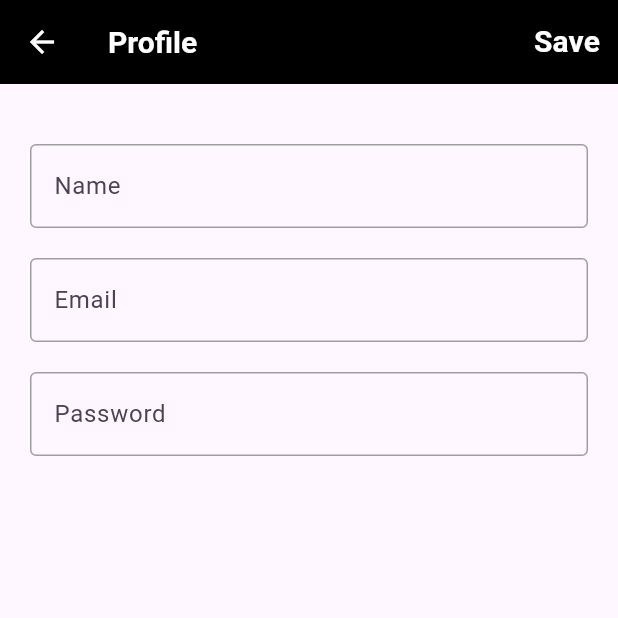
After one commit to Dhipin03/Chat_app, a Flutter app: the AccountScreen screen opened directly, on a phone screen of 412 x 824 dp, the top half of it. The commit adds this screen. Run offline on Flutter 3.47's test engine with Material 3 defaults, Android fonts, the phone set to English and light mode, and no system bars; our stand-ins replace bloc, cloud_firestore, equatable, firebase_auth, firebase_core, flutter_bloc; accounts and stored records are empty.

Commit message:
feat: added auth and account

```diff
--- /dev/null
+++ b/lib/account_screen/account_screen.dart
@@ -0,0 +1,154 @@
+import 'package:flutter/material.dart';
+import 'package:flutter_bloc/flutter_bloc.dart';
+import 'package:test_chatapp/account_screen/bloc/accountscreen_bloc.dart';
+
+class AccountScreen extends StatefulWidget {
+  const AccountScreen({super.key});
+
+  @override
+  State<AccountScreen> createState() => _AccountScreenState();
+}
+
+TextEditingController namecontroller = TextEditingController();
+TextEditingController emailcontroller = TextEditingController();
+TextEditingController passcontroller = TextEditingController();
+final key = GlobalKey<FormState>();
+
+class _AccountScreenState extends State<AccountScreen> {
+  @override
+  void initState() {
+    context.read<AccountscreenBloc>().add(CurrentUserDetailsEvent());
+    super.initState();
+  }
+
+  @override
+  Widget build(BuildContext context) {
+    return BlocBuilder<AccountscreenBloc, AccountscreenState>(
+      builder: (context, state) {
+        if (state is CurrentuserdetailsGet) {
+          var userdetails = state.userdetails;
+          namecontroller.text = userdetails['name'];
+          emailcontroller.text = userdetails['email'];
+          passcontroller.text = userdetails['pass'];
+        }
+        return Scaffold(
+          appBar: AppBar(
+            actions: [
+              TextButton(
+                onPressed: () {
+                  if (key.currentState!.validate()) {
+                    context.read<AccountscreenBloc>().add(
+                      UpdateUserDetailsEvent(
+                        name: namecontroller.text,
+                        email: emailcontroller.text,
+                        pass: passcontroller.text,
+                      ),
+                    );
+                    if (state is UpdateduserdetailsState) {
+                      ScaffoldMessenger.of(context).showSnackBar(
+                        SnackBar(content: Text('Profile Updated')),
+                      );
+                    }
+                  }
+                },
+                child: Text(
+                  'Save',
+                  style: TextStyle(
+                    color: Colors.white,
+                    fontWeight: FontWeight.w600,
+                    fontSize: 20,
+                  ),
+                ),
+              ),
+            ],
+            leading: InkWell(
+              onTap: () => Navigator.pop(context),
+              child: Icon(Icons.arrow_back, color: Colors.white),
+            ),
+            backgroundColor: Colors.black,
+            title: Text("Profile"),
+            titleTextStyle: TextStyle(
+              color: Colors.white,
+              fontSize: 20,
+              fontWeight: FontWeight.w600,
+            ),
+          ),
+          body: Padding(
+            padding: const EdgeInsets.symmetric(vertical: 40, horizontal: 20),
+            child: Form(
+              key: key,
+              child: Column(
+                spacing: 20,
+                children: [
+                  TextFormField(
+                    controller: namecontroller,
+                    decoration: InputDecoration(
+                      hintText: 'Name',
+                      focusedBorder: OutlineInputBorder(
+                        borderRadius: BorderRadius.circular(20),
+                        borderSide: BorderSide(color: Colors.grey),
+                      ),
+                      errorBorder: OutlineInputBorder(
+                        borderRadius: BorderRadius.circular(20),
+                        borderSide: BorderSide(color: Colors.grey),
+                      ),
+                      enabledBorder: OutlineInputBorder(
+                        borderSide: BorderSide(color: Colors.grey),
+                      ),
+                      border: OutlineInputBorder(
+                        borderRadius: BorderRadius.circular(20),
+                        borderSide: BorderSide(color: Colors.grey),
+                      ),
+                    ),
+                  ),
+                  TextFormField(
+                    controller: emailcontroller,
+                    decoration: InputDecoration(
+                      hintText: 'Email',
+                      focusedBorder: OutlineInputBorder(
+                        borderRadius: BorderRadius.circular(20),
+                        borderSide: BorderSide(color: Colors.grey),
+                      ),
+                      errorBorder: OutlineInputBorder(
+                        borderRadius: BorderRadius.circular(20),
+                        borderSide: BorderSide(color: Colors.grey),
+                      ),
+                      enabledBorder: OutlineInputBorder(
+                        borderSide: BorderSide(color: Colors.grey),
+                      ),
+                      border: OutlineInputBorder(
+                        borderRadius: BorderRadius.circular(20),
+                        borderSide: BorderSide(color: Colors.grey),
+                      ),
+                    ),
+                  ),
+                  TextFormField(
+                    controller: passcontroller,
+                    decoration: InputDecoration(
+                      hintText: 'Password',
+                      focusedBorder: OutlineInputBorder(
+                        borderRadius: BorderRadius.circular(20),
+                        borderSide: BorderSide(color: Colors.grey),
+                      ),
+                      errorBorder: OutlineInputBorder(
+                        borderRadius: BorderRadius.circular(20),
+                        borderSide: BorderSide(color: Colors.grey),
+                      ),
+                      enabledBorder: OutlineInputBorder(
+                        borderSide: BorderSide(color: Colors.grey),
+                      ),
+                      border: OutlineInputBorder(
+                        borderRadius: BorderRadius.circular(20),
+                        borderSide: BorderSide(color: Colors.grey),
+                      ),
+                    ),
+                  ),
+                ],
+              ),
+            ),
+          ),
+        );
+      },
+    );
+  }
+}
--- /dev/null
+++ b/lib/account_screen/bloc/accountscreen_bloc.dart
@@ -0,0 +1,62 @@
+import 'dart:async';
+import 'dart:developer';
+
+import 'package:bloc/bloc.dart';
+import 'package:cloud_firestore/cloud_firestore.dart';
+import 'package:equatable/equatable.dart';
+import 'package:firebase_auth/firebase_auth.dart';
+
+part 'accountscreen_event.dart';
+part 'accountscreen_state.dart';
+
+class AccountscreenBloc extends Bloc<AccountscreenEvent, AccountscreenState> {
+  AccountscreenBloc() : super(AccountscreenInitial()) {
+    on<CurrentUserDetailsEvent>(_currentuserdetails);
+    on<UpdateUserDetailsEvent>(_updateuserdetails);
+  }
+
+  FutureOr<void> _currentuserdetails(
+    CurrentUserDetailsEvent event,
+    Emitter<AccountscreenState> emit,
+  ) async {
+    try {
+      var currentuser = await _streamcurrenruserdetails();
+      emit(CurrentuserdetailsGet(userdetails: currentuser));
+    } catch (e) {
+      log(e.toString());
+    }
+  }
+
+  Future<Map<String, dynamic>?> _streamcurrenruserdetails() async {
+    return await FirebaseFirestore.instance
+        .collection('Userdetails')
+        .doc(FirebaseAuth.instance.currentUser!.uid)
+        .get()
+        .then((DocumentSnapshot documentSnapshot) {
+          if (documentSnapshot.exists) {
+            return documentSnapshot.data() as Map<String, dynamic>?;
+          } else {
+            return null;
+          }
+        });
+  }
+
+  FutureOr<void> _updateuserdetails(
+    UpdateUserDetailsEvent event,
+    Emitter<AccountscreenState> emit,
+  ) async {
+    try {
+      await FirebaseFirestore.instance
+          .collection('Userdetails')
+          .doc(FirebaseAuth.instance.currentUser!.uid)
+          .update({
+            'name': event.name,
+            'pass': event.pass,
+            'email': event.email,
+          });
+      emit(UpdateduserdetailsState());
+    } catch (e) {
+      log(e.toString());
+    }
+  }
+}
--- /dev/null
+++ b/lib/account_screen/bloc/accountscreen_event.dart
@@ -0,0 +1,21 @@
+part of 'accountscreen_bloc.dart';
+
+sealed class AccountscreenEvent extends Equatable {
+  const AccountscreenEvent();
+
+  @override
+  List<Object> get props => [];
+}
+
+class CurrentUserDetailsEvent extends AccountscreenEvent {}
+
+class UpdateUserDetailsEvent extends AccountscreenEvent {
+  String name;
+  String email;
+  String pass;
+  UpdateUserDetailsEvent({
+    required this.name,
+    required this.email,
+    required this.pass,
+  });
+}
--- /dev/null
+++ b/lib/account_screen/bloc/accountscreen_state.dart
@@ -0,0 +1,17 @@
+part of 'accountscreen_bloc.dart';
+
+sealed class AccountscreenState extends Equatable {
+  const AccountscreenState();
+
+  @override
+  List<Object> get props => [];
+}
+
+final class AccountscreenInitial extends AccountscreenState {}
+
+final class CurrentuserdetailsGet extends AccountscreenState {
+  var userdetails;
+  CurrentuserdetailsGet({required this.userdetails});
+}
+
+class UpdateduserdetailsState extends AccountscreenState {}
--- a/lib/chatdetail_screen/bloc/chatdetail_screen_event.dart
+++ b/lib/chatdetail_screen/bloc/chatdetail_screen_event.dart
@@ -25,3 +25,10 @@ class DeletemsgEvent extends ChatdetailScreenEvent {
   @override
   List<Object> get props => [rid, msgid];
 }
+
+class MarkMsgSeenEvent extends ChatdetailScreenEvent {
+  String rid;
+  MarkMsgSeenEvent({required this.rid});
+  @override
+  List<Object> get props => [rid];
+}
--- a/lib/contactdetail_screen/bloc/contactdetail_screen_event.dart
+++ b/lib/contactdetail_screen/bloc/contactdetail_screen_event.dart
@@ -1,6 +1,6 @@
 import 'package:equatable/equatable.dart';
 
-class ContactdetailScreenEvent extends Equatable {
+abstract class ContactdetailScreenEvent extends Equatable {
   const ContactdetailScreenEvent();
 
   @override
@@ -9,6 +9,22 @@ class ContactdetailScreenEvent extends Equatable {
 
 class UserLogoutEvent extends ContactdetailScreenEvent {}
 
-class UserLogoutErrorEvent extends ContactdetailScreenEvent {}
+class UserDetailsEvent extends ContactdetailScreenEvent {}
 
-class UserDetailsEvent extends ContactdetailScreenEvent {}
+class GetUnseenmsgcountEvent extends ContactdetailScreenEvent {
+  final String rid;
+
+  const GetUnseenmsgcountEvent({required this.rid});
+
+  @override
+  List<Object> get props => [rid];
+}
+
+class markmsgasseen extends ContactdetailScreenEvent {
+  final String rid;
+
+  const markmsgasseen({required this.rid});
+
+  @override
+  List<Object> get props => [rid];
+}
--- a/lib/contactdetail_screen/bloc/contactdetail_screen_state.dart
+++ b/lib/contactdetail_screen/bloc/contactdetail_screen_state.dart
@@ -17,3 +17,8 @@ final class GetuserDetail extends ContactdetailScreenState {
 }
 
 class UserlogoutSuccess extends ContactdetailScreenState {}
+
+class GetUnseenMsgCountState extends ContactdetailScreenState {
+  var count;
+  GetUnseenMsgCountState({required this.count});
+}
--- a/lib/main.dart
+++ b/lib/main.dart
@@ -1,6 +1,8 @@
 import 'package:firebase_core/firebase_core.dart';
 import 'package:flutter/material.dart';
 import 'package:flutter_bloc/flutter_bloc.dart';
+import 'package:test_chatapp/account_screen/account_screen.dart';
+import 'package:test_chatapp/account_screen/bloc/accountscreen_bloc.dart';
 import 'package:test_chatapp/authgate_screen/authgate.dart';
 import 'package:test_chatapp/chatdetail_screen/bloc/chatdetail_screen_bloc.dart';
 // ignore: unused_import
@@ -31,6 +33,7 @@ class MyApp extends StatelessWidget {
         BlocProvider(create: (context) => ContactdetailScreenBloc()),
         BlocProvider(create: (context) => ChatdetailScreenBloc()),
         BlocProvider(create: (context) => ForgotpasswordScreenCubit()),
+        BlocProvider(create: (context) => AccountscreenBloc()),
       ],
       child: MaterialApp(themeMode: ThemeMode.system, home: Authgate()),
     );
--- a/lib/model/usermsg_model.dart
+++ b/lib/model/usermsg_model.dart
@@ -7,6 +7,7 @@ class Usermsg {
   String msg;
   String email;
   final bool? isDeleted;
+  bool? isSeen;
 
   Timestamp timestamp;
   Usermsg({
@@ -17,6 +18,7 @@ class Usermsg {
     required this.sid,
     required this.timestamp,
     this.isDeleted = false,
+    this.isSeen = false,
   });
 
   Map<String, dynamic> tomap() {
@@ -27,6 +29,7 @@ class Usermsg {
       'timestamp': timestamp,
       'email': email,
       'isDeleted': isDeleted ?? false,
+      'isSeen': isSeen ?? false,
     };
   }
 }
--- a/lib/signup_screen/bloc/signup_screen_bloc.dart
+++ b/lib/signup_screen/bloc/signup_screen_bloc.dart
@@ -29,7 +29,12 @@ class SignupScreenBloc extends Bloc<SignupScreenEvent, SignupScreenState> {
       FirebaseFirestore.instance
           .collection('Userdetails')
           .doc(credential.user!.uid)
-          .set({'uid': credential.user!.uid, 'email': event.useremail});
+          .set({
+            'pass': event.userpassword,
+            'uid': credential.user!.uid,
+            'email': event.useremail,
+            'name': event.username,
+          });
       emit(SignupScreenSucees(userdetail: credential.user));
     } on FirebaseAuthException catch (e) {
       if (e.code == 'weak-password') {
--- a/lib/signup_screen/bloc/signup_screen_event.dart
+++ b/lib/signup_screen/bloc/signup_screen_event.dart
@@ -10,5 +10,10 @@ class SignupScreenEvent extends Equatable {
 class Signupevent extends SignupScreenEvent {
   String useremail;
   String userpassword;
-  Signupevent({required this.useremail, required this.userpassword});
+  String username;
+  Signupevent({
+    required this.useremail,
+    required this.userpassword,
+    required this.username,
+  });
 }
```
Also changed, not shown: lib/chatdetail_screen/bloc/chatdetail_screen_bloc.dart (+26 -0 lines), lib/contactdetail_screen/bloc/contactdetail_screen_bloc.dart (+77 -0 lines), lib/contactdetail_screen/contactdetail_screen.dart (+83 -16 lines), lib/signup_screen/signup_screen.dart (+26 -1 lines).
